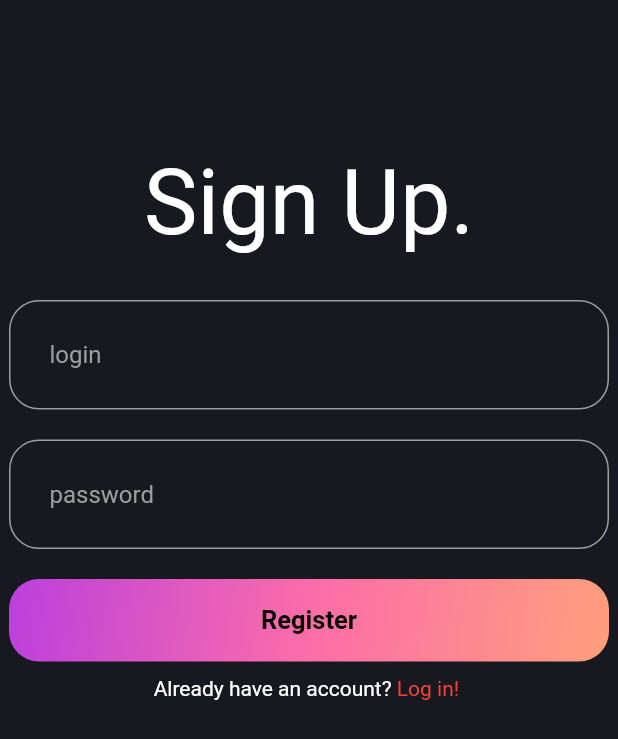
After one commit to CpedniyNikon/REST_API_Web_Chat, a Flutter app: the RegistrationPage screen opened by its route, on a phone screen of 412 x 824 dp. The commit adds this screen. Shown: the top 739 px of the screen. Run offline on Flutter 3.47's test engine with Material 2 defaults, Android fonts, the phone set to English and light mode, and no system bars; our stand-ins replace get, url_strategy; network calls fail.

Commit message:
changed LoginPage.dart and RegisterPage.dart

```diff
--- a/flutter_chat/lib/AppPages.dart
+++ b/flutter_chat/lib/AppPages.dart
@@ -1,18 +1,22 @@
 import 'package:flutter_chat/MainChat/MainChat.dart';
 import 'package:flutter_chat/Routes.dart';
-import 'package:flutter_chat/auth/Authorization.dart';
+import 'package:flutter_chat/auth/LoginPage.dart';
+import 'package:flutter_chat/auth/RegisterPage.dart';
 import 'package:get/get_navigation/src/routes/get_route.dart';
 
 abstract class AppPages {
   static final pages = [
-
     GetPage(
       name: Routes.chat,
       page: () => MainChat(),
     ),
     GetPage(
-      name: Routes.authentication,
-      page: () => Authorization(),
+      name: Routes.login,
+      page: () => const LoginPage(),
+    ),
+    GetPage(
+      name: Routes.register,
+      page: () => const RegistrationPage(),
     ),
   ];
 }
--- a/flutter_chat/lib/RouterDelegate.dart
+++ b/flutter_chat/lib/RouterDelegate.dart
@@ -10,7 +10,7 @@ class AppRouterDelegate extends GetDelegate {
       onPopPage: (route, result) => route.didPop(result),
       pages: currentConfiguration != null
           ? [currentConfiguration!.currentPage!]
-          : [GetNavConfig.fromRoute(Routes.authentication)!.currentPage!],
+          : [GetNavConfig.fromRoute(Routes.login)!.currentPage!],
     );
   }
 }
--- a/flutter_chat/lib/Routes.dart
+++ b/flutter_chat/lib/Routes.dart
@@ -1,4 +1,5 @@
 class Routes {
-  static String authentication = '/authorization';
+  static String login = '/login';
+  static String register = '/register';
   static String chat = '/chat';
 }
--- /dev/null
+++ b/flutter_chat/lib/auth/RegisterPage.dart
@@ -0,0 +1,173 @@
+import 'dart:convert';
+
+import 'package:flutter/gestures.dart';
+import 'package:flutter/material.dart';
+import 'package:flutter_chat/Routes.dart';
+import 'package:get/get.dart';
+import 'package:http/http.dart' as http;
+
+class RegistrationPage extends StatefulWidget {
+  const RegistrationPage({Key? key}) : super(key: key);
+
+  @override
+  State<RegistrationPage> createState() => _RegistrationPageState();
+}
+
+class _RegistrationPageState extends State<RegistrationPage> {
+  TextEditingController loginController = TextEditingController();
+
+  TextEditingController passwordController = TextEditingController();
+
+  @override
+  Widget build(BuildContext context) {
+    return Scaffold(
+      body: SingleChildScrollView(
+        child: Container(
+          height: MediaQuery.of(context).size.height,
+          width: MediaQuery.of(context).size.width,
+          decoration: const BoxDecoration(
+            color: Color.fromRGBO(24, 24, 32, 1),
+          ),
+          child: Center(
+            child: Column(
+              children: [
+                const SizedBox(
+                  height: 100,
+                ),
+                RichText(
+                    text: const TextSpan(
+                  text: "Sign Up.",
+                  style: TextStyle(fontSize: 60, color: Colors.white),
+                )),
+                const SizedBox(
+                  height: 20,
+                ),
+                const SizedBox(
+                  height: 10,
+                ),
+                ConstrainedBox(
+                  constraints: const BoxConstraints(maxWidth: 400),
+                  child: TextField(
+                    decoration: InputDecoration(
+                        contentPadding: const EdgeInsets.all(27),
+                        enabledBorder: OutlineInputBorder(
+                          borderSide: const BorderSide(
+                            color: Colors.grey,
+                            width: 1,
+                          ),
+                          borderRadius: BorderRadius.circular(20),
+                        ),
+                        focusedBorder: OutlineInputBorder(
+                          borderSide: const BorderSide(
+                            color: Colors.green,
+                            width: 3,
+                          ),
+                          borderRadius: BorderRadius.circular(20),
+                        ),
+                        hintText: "login",
+                        hintStyle: const TextStyle(color: Colors.grey)),
+                    style: const TextStyle(color: Colors.white),
+                    controller: loginController,
+                  ),
+                ),
+                const SizedBox(
+                  height: 20,
+                ),
+                ConstrainedBox(
+                  constraints: const BoxConstraints(maxWidth: 400),
+                  child: TextField(
+                    decoration: InputDecoration(
+                        contentPadding: const EdgeInsets.all(27),
+                        enabledBorder: OutlineInputBorder(
+                          borderSide: const BorderSide(
+                            color: Colors.grey,
+                            width: 1,
+                          ),
+                          borderRadius: BorderRadius.circular(20),
+                        ),
+                        focusedBorder: OutlineInputBorder(
+                          borderSide: const BorderSide(
+                            color: Colors.green,
+                            width: 3,
+                          ),
+                          borderRadius: BorderRadius.circular(20),
+                        ),
+                        hintText: "password",
+                        hintStyle: const TextStyle(color: Colors.grey)),
+                    style: const TextStyle(color: Colors.white),
+                    controller: passwordController,
+                  ),
+                ),
+                const SizedBox(
+                  height: 20,
+                ),
+                Container(
+                  decoration: BoxDecoration(
+                      borderRadius: BorderRadius.circular(20),
+                      gradient: const LinearGradient(colors: [
+                        Color.fromRGBO(187, 63, 221, 1),
+                        Color.fromRGBO(251, 109, 169, 1),
+                        Color.fromRGBO(255, 159, 124, 1),
+                      ], begin: Alignment.topLeft, end: Alignment.bottomRight)),
+                  child: ElevatedButton(
+                    onPressed: () =>
+                        login(loginController.text, passwordController.text),
+                    style: ElevatedButton.styleFrom(
+                      fixedSize: const Size(400, 55),
+                      backgroundColor: Colors.transparent,
+                      shadowColor: Colors.transparent,
+                    ),
+                    child: const Text(
+                      "Register",
+                      style: TextStyle(
+                        color: Colors.black,
+                        fontWeight: FontWeight.w600,
+                        fontSize: 17,
+                      ),
+                    ),
+                  ),
+                ),
+                const SizedBox(
+                  height: 10,
+                ),
+                RichText(
+                  text: TextSpan(
+                    text: "Already have an account?",
+                    style: const TextStyle(color: Colors.white),
+                    children: [
+                      TextSpan(
+                          text: " Log in! ",
+                          style: const TextStyle(color: Colors.red),
+                          recognizer: TapGestureRecognizer()
+                            ..onTap = () {
+                              debugPrint("tapped");
+                              Get.rootDelegate.toNamed(Routes.login);
+                            }),
+                    ],
+                  ),
+                ),
+              ],
+            ),
+          ),
+        ),
+      ),
+    );
+  }
+}
+
+Future<void> login(String login, String password) async {
+  var url = 'http://localhost:8080/auth/sign-up';
+  await http
+      .post(Uri.parse(url),
+          headers: {},
+          body: json.encode({
+            "login": login,
+            "password": password,
+          }))
+      .then((http.Response response) {
+    debugPrint("Response status: ${response.statusCode}");
+    debugPrint("Response body: ${response.contentLength}");
+    debugPrint(response.body);
+  });
+  // Get.rootDelegate.toNamed(Routes.chat);
+}
```
Also changed, not shown: flutter_chat/lib/auth/Authorization.dart (deleted, +0 -104 lines), flutter_chat/lib/auth/LoginPage.dart (added, +173 -0 lines), 1 other file.
